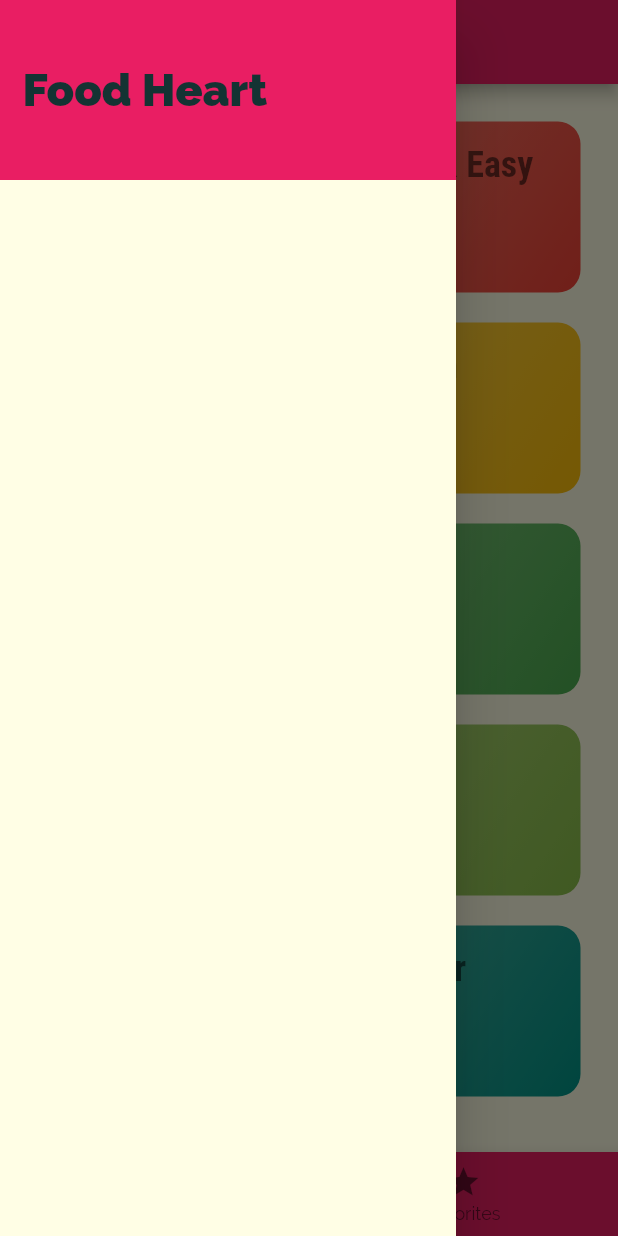
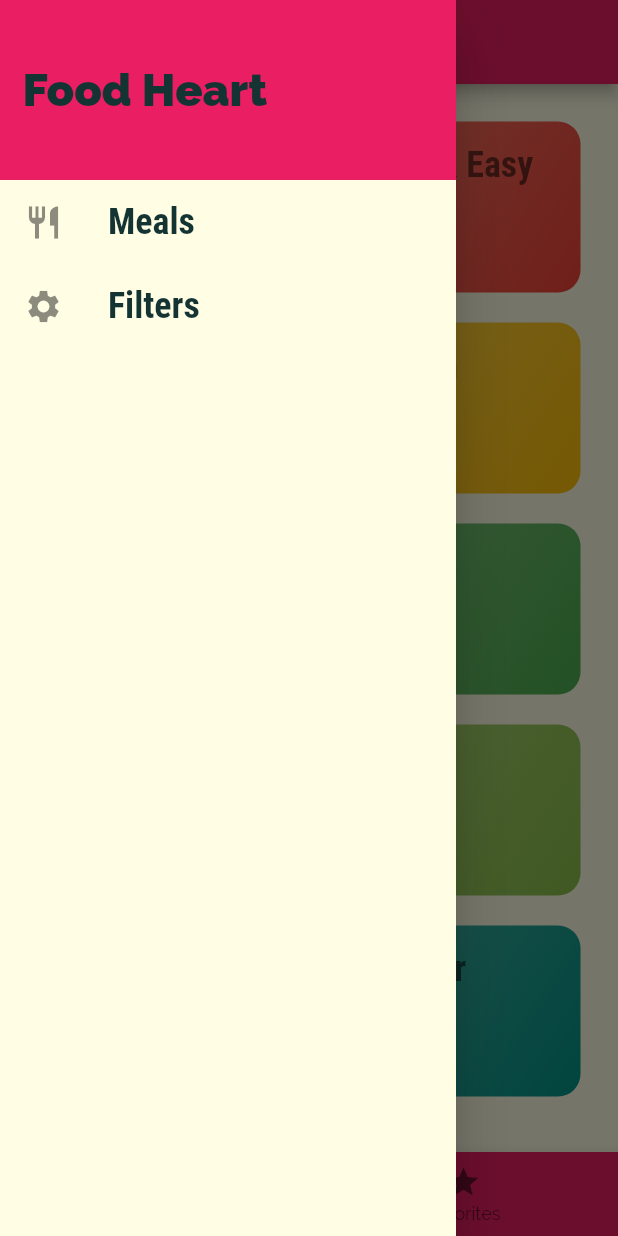
Before and after one commit to FARHADGULL/Food-Heart, a Flutter app: the screen it shows after launch, with the side drawer open, on a phone screen of 412 x 824 dp. Run offline on Flutter 3.47's test engine with Material 2 defaults, Android fonts, the phone set to English and light mode, and no system bars.

Commit message:
Update main_drrawer.dart

```diff
--- a/lib/widgets/main_drrawer.dart
+++ b/lib/widgets/main_drrawer.dart
@@ -17,7 +17,7 @@ class MainDrawer extends StatelessWidget {
           fontWeight: FontWeight.bold,
         ),
       ),
-      onTap: null,
+      onTap: () {},
     );
   }
 
@@ -40,6 +40,8 @@ class MainDrawer extends StatelessWidget {
               ),
             ),
           ),
+          buildListTile('Meals', Icons.restaurant),
+          buildListTile('Filters', Icons.settings),
         ],
       ),
     );
```
